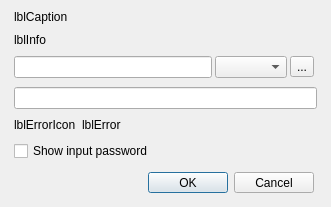
This is src/plugins/gateways/addlegacyaccountdialog.ui in silvansky/Contacts as Qt 5 draws it before an edit. The edited form follows.
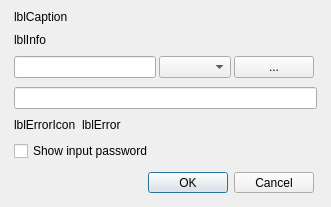
This is the edited form.

What changed in the file:
```diff
--- a/src/plugins/gateways/addlegacyaccountdialog.ui
+++ b/src/plugins/gateways/addlegacyaccountdialog.ui
@@ -76,15 +76,12 @@
       <widget class="QComboBox" name="cmbDomains"/>
      </item>
      <item>
-      <widget class="QToolButton" name="tlbDomains">
+      <widget class="QPushButton" name="tlbDomains">
        <property name="text">
         <string notr="true">...</string>
        </property>
-       <property name="popupMode">
-        <enum>QToolButton::InstantPopup</enum>
-       </property>
-       <property name="toolButtonStyle">
-        <enum>Qt::ToolButtonTextOnly</enum>
+       <property name="autoDefault">
+        <bool>false</bool>
        </property>
       </widget>
      </item>
```
